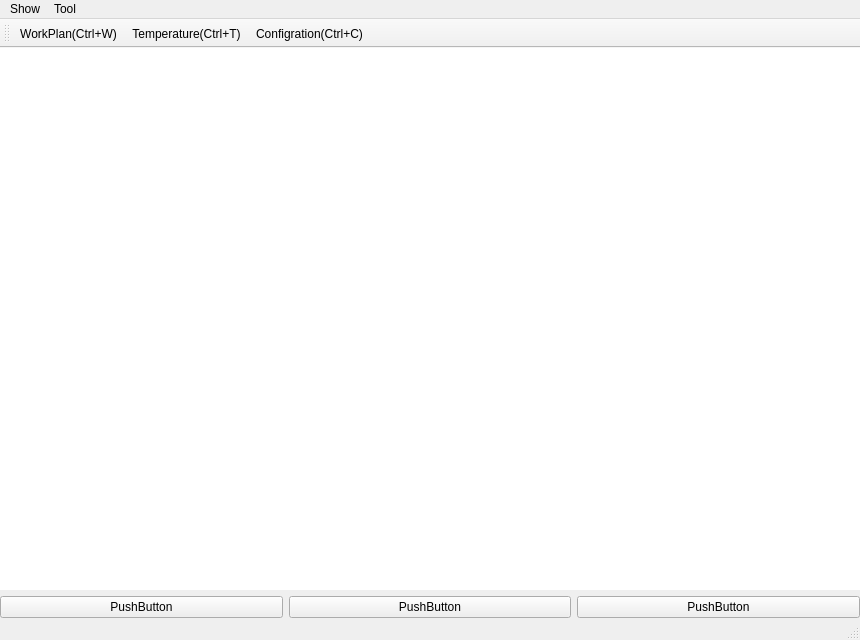
The window that mainwindow.ui (LeeChiWon/QCClient) describes before a commit, drawn with Qt 5.
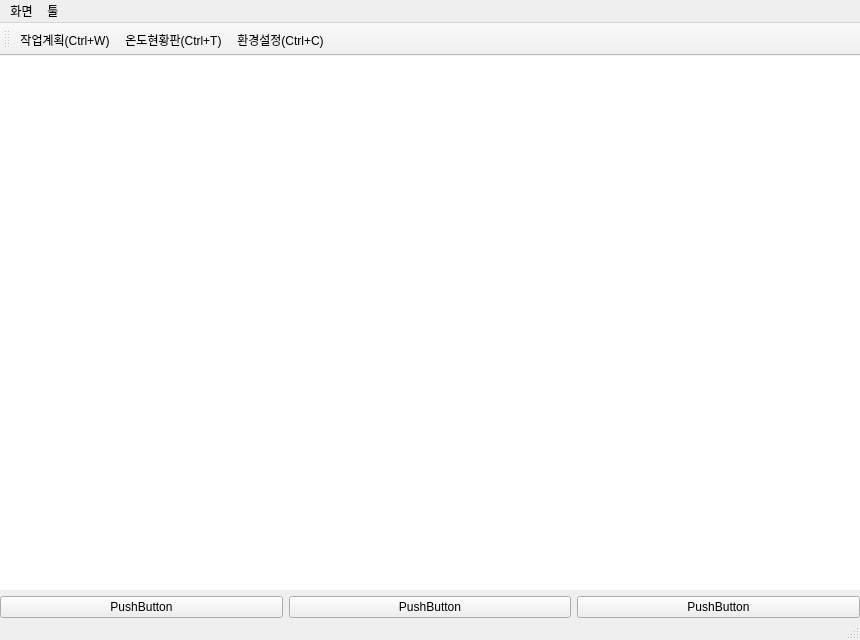
The same window after the commit. Icons and pictures are not drawn.

Diff of the .ui file:
```diff
--- a/mainwindow.ui
+++ b/mainwindow.ui
@@ -97,14 +97,14 @@
    </property>
    <widget class="QMenu" name="menu_Show">
     <property name="title">
-     <string>Show</string>
+     <string>화면</string>
     </property>
     <addaction name="action_Show_WorkPlan"/>
     <addaction name="action_Show_Temperature"/>
    </widget>
    <widget class="QMenu" name="menu_Tool">
     <property name="title">
-     <string>Tool</string>
+     <string>툴</string>
     </property>
     <widget class="QMenu" name="menu_Language">
      <property name="title">
@@ -141,7 +141,7 @@
      <normaloff>:/Image/Image/WorkPlan.png</normaloff>:/Image/Image/WorkPlan.png</iconset>
    </property>
    <property name="text">
-    <string>WorkPlan(Ctrl+&amp;W)</string>
+    <string>작업계획(Ctrl+&amp;W)</string>
    </property>
    <property name="shortcut">
     <string>Ctrl+W</string>
@@ -153,7 +153,7 @@
      <normaloff>:/Image/Image/Temperature.png</normaloff>:/Image/Image/Temperature.png</iconset>
    </property>
    <property name="text">
-    <string>Temperature(Ctrl+&amp;T)</string>
+    <string>온도현황판(Ctrl+&amp;T)</string>
    </property>
    <property name="shortcut">
     <string>Ctrl+T</string>
@@ -201,7 +201,7 @@
      <normaloff>:/Image/Image/Configration.png</normaloff>:/Image/Image/Configration.png</iconset>
    </property>
    <property name="text">
-    <string>Configration(Ctrl+&amp;C)</string>
+    <string>환경설정(Ctrl+&amp;C)</string>
    </property>
    <property name="shortcut">
     <string>Ctrl+C</string>
```
Left out of the diff: 2 changed lines with no effect on the pictures.
